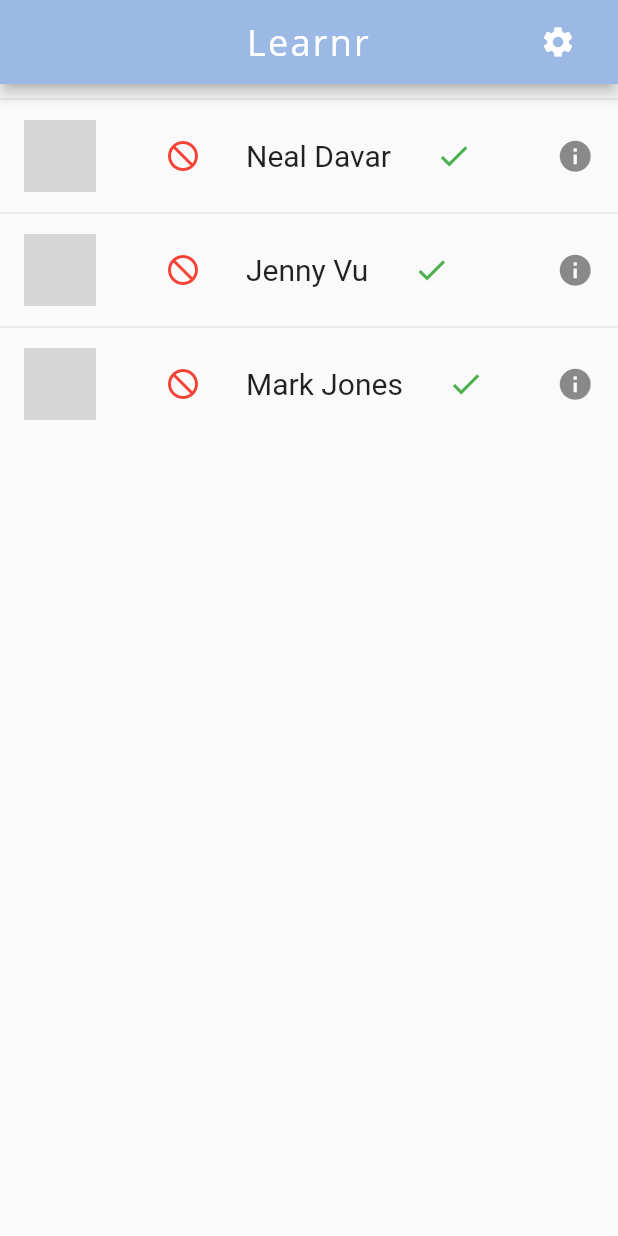
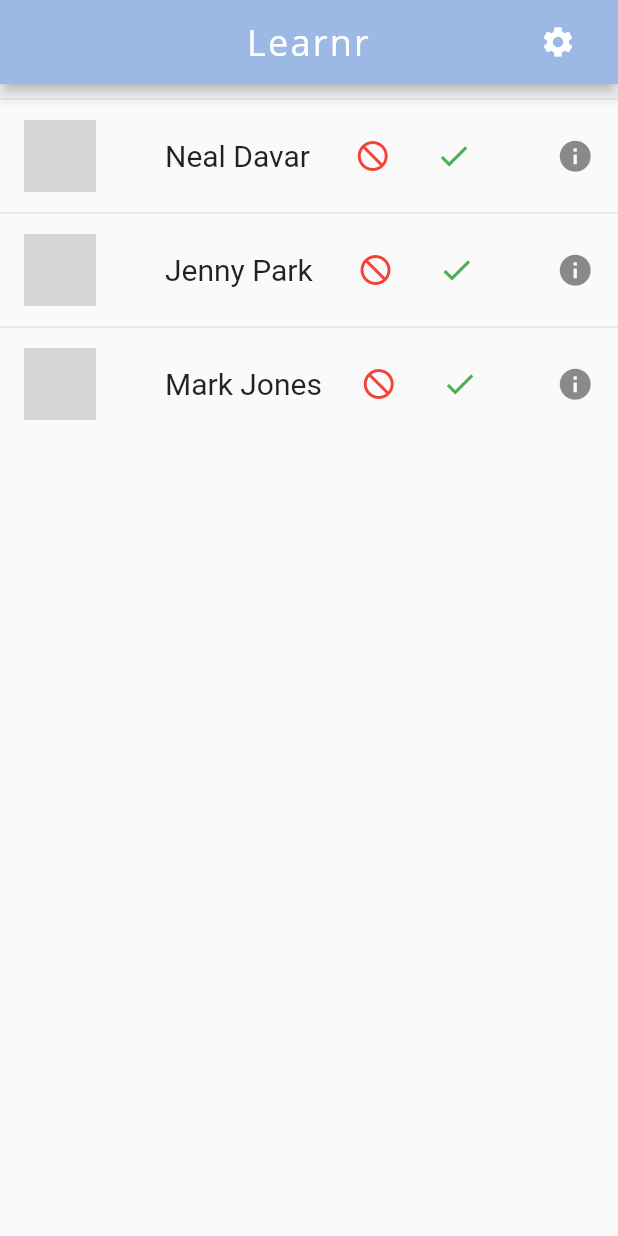
Before and after one commit to nxdavar/Learnr, a Flutter app: the StudyRequests screen opened by its route, on a phone screen of 412 x 824 dp. Run offline on Flutter 3.47's test engine with Material 2 defaults, Android fonts, the phone set to English and light mode, and no system bars; our stand-ins replace bubble, cloud_firestore, firebase_auth, firebase_core, flutter_tindercard, google_sign_in; missing offline and left inert: swipeable_card; accounts and stored records are empty; network calls fail; grey boxes are pictures that could not be loaded.

Commit message:
(12/4/20) - StudyRequests.dart screen finished

```diff
--- a/lib/StudyRequests.dart
+++ b/lib/StudyRequests.dart
@@ -3,7 +3,6 @@ import 'package:learnr/themeData.dart';
 import 'package:learnr/SettingsPage.dart';
 
 class StudyRequests extends StatefulWidget {
-  static const String id = 'requests';
   @override
   static const String id = 'StudyRequests';
   _StudyRequestsState createState() => _StudyRequestsState();
@@ -71,10 +70,10 @@ class _StudyRequestsState extends State<StudyRequests> {
                   title: Row(
                     children: <Widget>[
                       SizedBox(width: 30),
-                      Icon(Icons.do_not_disturb, color: Colors.red),
-                      SizedBox(width: 30),
                       Text('Neal Davar',
                           style: TextStyle(fontSize: 20.0)),
+                      SizedBox(width: 30),
+                      Icon(Icons.do_not_disturb, color: Colors.red),
                       SizedBox(width: 30),
                       Icon(Icons.check, color: Colors.green),
                     ],
@@ -95,10 +94,10 @@ class _StudyRequestsState extends State<StudyRequests> {
                   title: Row(
                     children: <Widget>[
                       SizedBox(width: 30),
+                      Text('Jenny Park',
+                          style: TextStyle(fontSize: 20.0)),
+                      SizedBox(width: 30),
                       Icon(Icons.do_not_disturb, color: Colors.red),
-                      SizedBox(width: 30),
-                      Text('Jenny Vu',
-                          style: TextStyle(fontSize: 20.0)),
                       SizedBox(width: 30),
                       Icon(Icons.check, color: Colors.green),
                     ],
@@ -119,10 +118,10 @@ class _StudyRequestsState extends State<StudyRequests> {
                   title: Row(
                     children: <Widget>[
                       SizedBox(width: 30),
-                      Icon(Icons.do_not_disturb, color: Colors.red),
-                      SizedBox(width: 30),
                       Text('Mark Jones',
                           style: TextStyle(fontSize: 20.0)),
+                      SizedBox(width: 26),
+                      Icon(Icons.do_not_disturb, color: Colors.red),
                       SizedBox(width: 30),
                       Icon(Icons.check, color: Colors.green),
                     ],
--- a/lib/main.dart
+++ b/lib/main.dart
@@ -22,7 +22,7 @@ class MainScreen extends StatelessWidget {
     return MaterialApp(
       debugShowCheckedModeBanner: false,
       //initialRoute: WelcomeScreen.id,
-      initialRoute: LoginScreen.id,
+      initialRoute: StudyRequests.id,
       routes: {
         // When navigating to the "/" route, build the FirstScreen widget.
         // When navigating to the "/second" route, build the SecondScreen widget.
```
